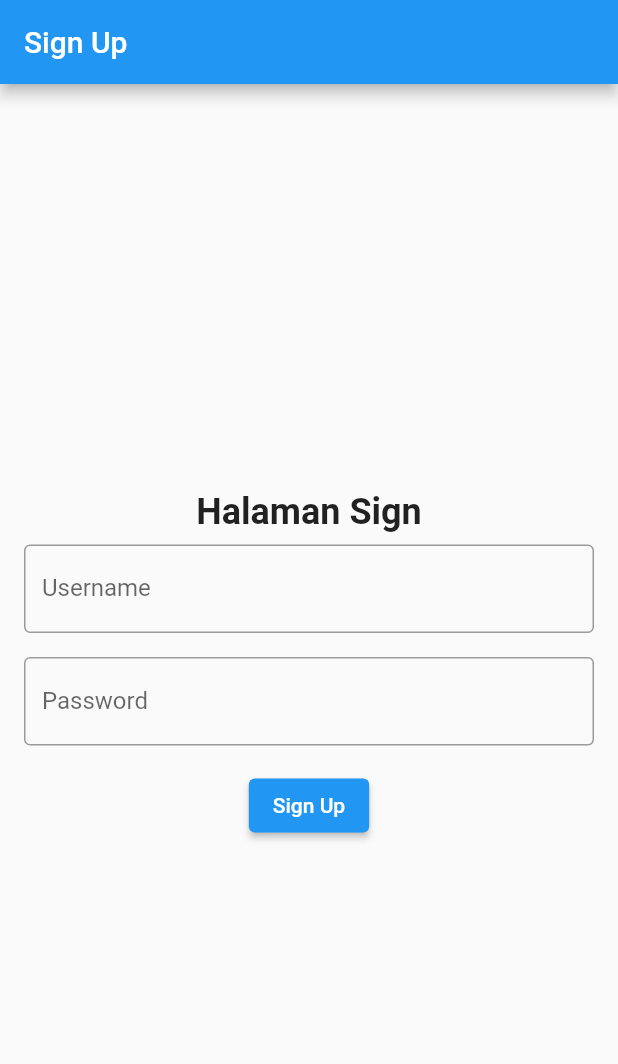
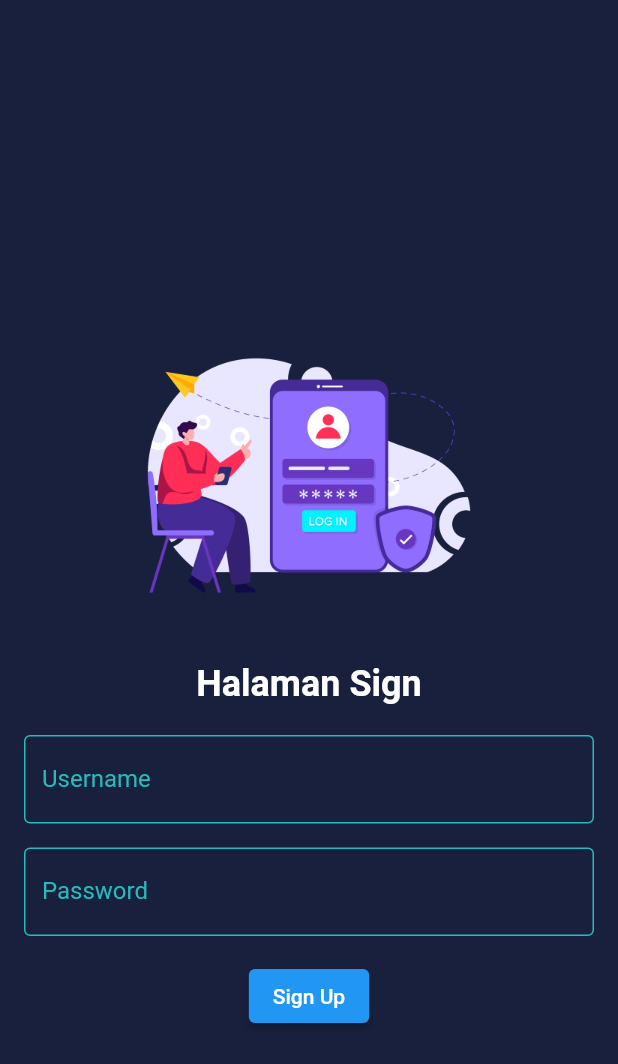
Before and after one commit to ZamzamiIlham/_bmi, a Flutter app: the screen it shows after launch, on a phone screen of 412 x 824 dp. Shown: the top 1064 px of the screen. Run offline on Flutter 3.47's test engine with Material 2 defaults, Android fonts, the phone set to English and light mode, and no system bars.

Commit message:
Commit Layout Sign Login

```diff
--- a/lib/sign_up.dart
+++ b/lib/sign_up.dart
@@ -7,43 +7,71 @@ class SignupPage extends StatefulWidget {
 }
 
 class _SignupPageState extends State<SignupPage> {
+  final Color primaryColor = Color(0xff18203d);
+  final Color secondaryColor = Color(0xff232c51);
+
+  final Color logoGreen = Color(0xff25bcbb);
+
+  //////////////////////////////////////
   final TextEditingController _usernameController = TextEditingController();
   final TextEditingController _passwordController = TextEditingController();
   @override
   Widget build(BuildContext context) {
     return Scaffold(
       appBar: AppBar(
-        title: Text('Sign Up'),
+        backgroundColor: Colors.transparent,
+        elevation: 0,
       ),
+      backgroundColor: primaryColor,
       body: Padding(
         padding: const EdgeInsets.all(16.0),
         child: Column(
           mainAxisAlignment: MainAxisAlignment.center,
           children: [
+            Container(
+              height: 250,
+              child: Image.asset('assets/images/sign.png'),
+            ),
             Padding(
-              padding: const EdgeInsets.all(8.0),
+              padding: const EdgeInsets.only(bottom: 20),
               child: Text(
                 'Halaman Sign',
                 style: TextStyle(
+                  color: Colors.white,
                   fontSize: 24,
                   fontWeight: FontWeight.bold,
                 ),
               ),
             ),
             TextField(
+              style: TextStyle(color: Colors.white),
               controller: _usernameController,
               decoration: InputDecoration(
-                labelText: 'Username',
-                border: OutlineInputBorder(),
-              ),
+                  fillColor: logoGreen,
+                  labelText: 'Username',
+                  enabledBorder: OutlineInputBorder(
+                    borderSide: BorderSide(
+                      color: logoGreen,
+                    ),
+                  ),
+                  focusedBorder: OutlineInputBorder(
+                      borderSide: BorderSide(color: logoGreen)),
+                  labelStyle: new TextStyle(color: logoGreen)),
             ),
             SizedBox(height: 16.0),
             TextField(
+              style: TextStyle(color: Colors.white),
               controller: _passwordController,
               decoration: InputDecoration(
-                labelText: 'Password',
-                border: OutlineInputBorder(),
-              ),
+                  labelText: 'Password',
+                  enabledBorder: OutlineInputBorder(
+                    borderSide: BorderSide(
+                      color: logoGreen,
+                    ),
+                  ),
+                  focusedBorder: OutlineInputBorder(
+                      borderSide: BorderSide(color: logoGreen)),
+                  labelStyle: new TextStyle(color: logoGreen)),
             ),
             SizedBox(height: 16.0),
             ElevatedButton(
--- a/pubspec.yaml
+++ b/pubspec.yaml
@@ -59,7 +59,8 @@ flutter:
   uses-material-design: true
 
   # To add assets to your application, add an assets section, like this:
-  # assets:
+  assets:
+      - assets/images/sign.png
   #   - images/a_dot_burr.jpeg
   #   - images/a_dot_ham.jpeg
 
```
Also changed, not shown: lib/login.dart (+28 -5 lines), assets/images/sign.png (added).
